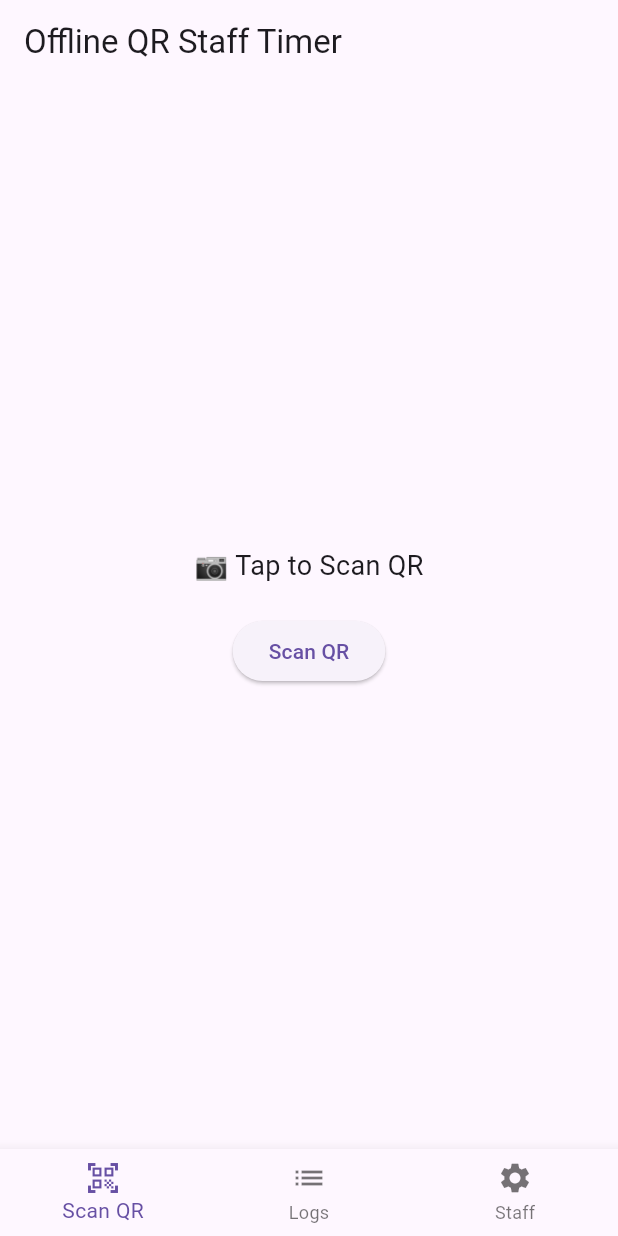
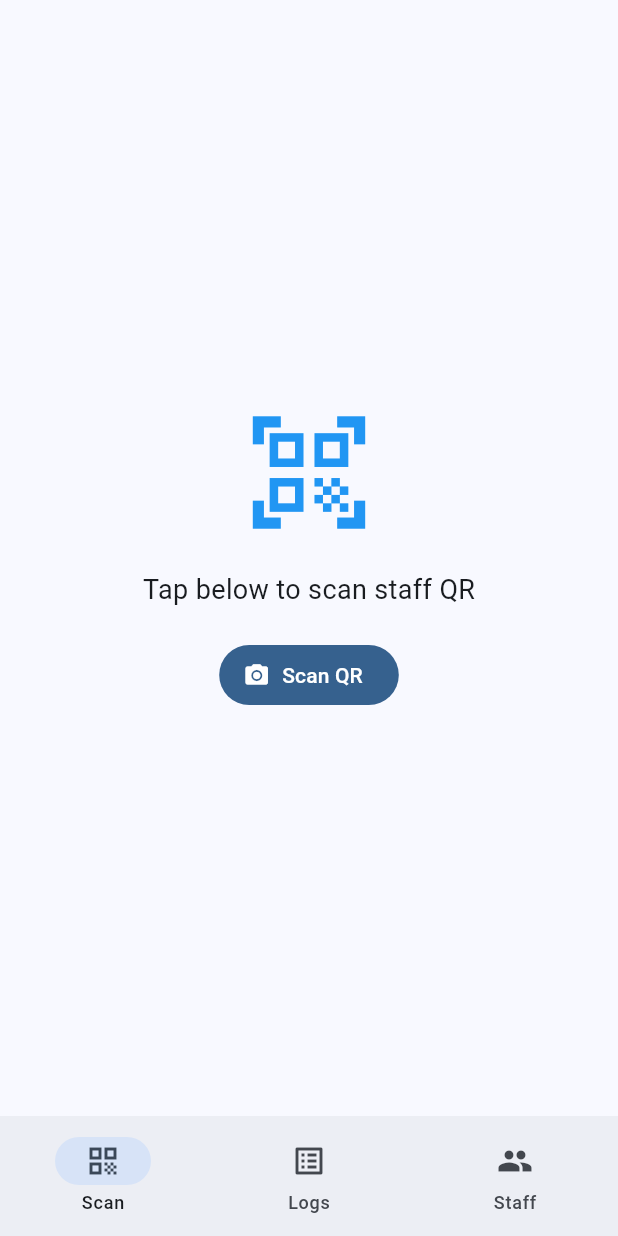
Before and after one commit to ChornChhery/QR-Staff, a Flutter app: the screen it shows after launch, on a phone screen of 412 x 824 dp. Run offline on Flutter 3.47's test engine with Material 3 defaults, Android fonts, the phone set to English and light mode, and no system bars; our stand-ins replace qr_flutter; missing offline and left inert: mobile_scanner.

Commit message:
Improve feature

```diff
--- a/lib/main.dart
+++ b/lib/main.dart
@@ -1,6 +1,6 @@
 import 'package:flutter/material.dart';
+import 'pages/logs_page.dart';
 import 'pages/scanner_page.dart';
-import 'pages/logs_page.dart';
 import 'pages/staff_page.dart';
 
 void main() {
@@ -13,16 +13,21 @@ class StaffTimerApp extends StatelessWidget {
   @override
   Widget build(BuildContext context) {
     return MaterialApp(
-      title: 'Offline QR Staff Timer',
-      theme: ThemeData(primarySwatch: Colors.indigo),
+      title: 'QR Staff Timer',
+      theme: ThemeData(
+        useMaterial3: true,
+        colorSchemeSeed: Colors.blue,
+        brightness: Brightness.light,
+      ),
+      debugShowCheckedModeBanner: false,
       home: const HomePage(),
-      debugShowCheckedModeBanner: false,
     );
   }
 }
 
 class HomePage extends StatefulWidget {
   const HomePage({super.key});
+
   @override
   State<HomePage> createState() => _HomePageState();
 }
@@ -30,24 +35,23 @@ class HomePage extends StatefulWidget {
 class _HomePageState extends State<HomePage> {
   int _index = 0;
 
-  final pages = const [
+  final _pages = const [
     QRScannerPage(),
     LogsPage(),
-    ManageStaffPage(),
+    StaffPage(),
   ];
 
   @override
   Widget build(BuildContext context) {
     return Scaffold(
-      appBar: AppBar(title: const Text('Offline QR Staff Timer')),
-      body: pages[_index],
-      bottomNavigationBar: BottomNavigationBar(
-        currentIndex: _index,
-        onTap: (value) => setState(() => _index = value),
-        items: const [
-          BottomNavigationBarItem(icon: Icon(Icons.qr_code_scanner), label: 'Scan QR'),
-          BottomNavigationBarItem(icon: Icon(Icons.list), label: 'Logs'),
-          BottomNavigationBarItem(icon: Icon(Icons.settings), label: 'Staff'),
+      body: _pages[_index],
+      bottomNavigationBar: NavigationBar(
+        selectedIndex: _index,
+        onDestinationSelected: (int i) => setState(() => _index = i),
+        destinations: const [
+          NavigationDestination(icon: Icon(Icons.qr_code), label: 'Scan'),
+          NavigationDestination(icon: Icon(Icons.list_alt), label: 'Logs'),
+          NavigationDestination(icon: Icon(Icons.group), label: 'Staff'),
         ],
       ),
     );
--- a/lib/pages/scanner_page.dart
+++ b/lib/pages/scanner_page.dart
@@ -1,10 +1,17 @@
 import 'package:flutter/material.dart';
 import 'package:mobile_scanner/mobile_scanner.dart';
+import 'package:intl/intl.dart';
 import '../utils/file_helper.dart';
-import 'package:intl/intl.dart';
 
-class QRScannerPage extends StatelessWidget {
+class QRScannerPage extends StatefulWidget {
   const QRScannerPage({super.key});
+
+  @override
+  State<QRScannerPage> createState() => _QRScannerPageState();
+}
+
+class _QRScannerPageState extends State<QRScannerPage> {
+  String? _lastLog;
 
   Future<void> logAction(String staffId, BuildContext context) async {
     final now = DateTime.now();
@@ -16,36 +23,31 @@ class QRScannerPage extends StatelessWidget {
 
     final lastAction = dayLogs.lastWhere(
       (log) => log['name'] == staffId,
-      orElse: () => null,
+      orElse: () => {},
     );
+
     final action = (lastAction == null || lastAction['action'] == 'Check-out')
         ? 'Check-in'
         : 'Check-out';
 
     dayLogs.add({'name': staffId, 'action': action, 'time': time});
     logs[date] = dayLogs;
+    await FileHelper.saveLogs(logs);
 
-    await FileHelper.saveLogs(logs);
-    ScaffoldMessenger.of(context)
-        .showSnackBar(SnackBar(content: Text('$staffId $action at $time')));
+    setState(() {
+      _lastLog = '$staffId $action at $time';
+    });
+
+    ScaffoldMessenger.of(context).showSnackBar(SnackBar(content: Text(_lastLog!)));
   }
 
-  @override
-  Widget build(BuildContext context) {
-    return Center(
-      child: Column(mainAxisAlignment: MainAxisAlignment.center, children: [
-        const Text('📷 Tap to Scan QR', style: TextStyle(fontSize: 18)),
-        const SizedBox(height: 20),
-        ElevatedButton(
-          onPressed: () {
+  void _startScan() {
     Navigator.push(context, MaterialPageRoute(
       builder: (_) => Scaffold(
         appBar: AppBar(title: const Text('Scan QR')),
         body: MobileScanner(
           onDetect: (BarcodeCapture capture) {
-                    final Barcode? barcode = capture.barcodes.firstOrNull;
-                    final String? code = barcode?.rawValue;
-
+            final code = capture.barcodes.firstOrNull?.rawValue;
             if (code != null) {
               Navigator.pop(context);
               logAction(code, context);
@@ -54,10 +56,33 @@ class QRScannerPage extends StatelessWidget {
         ),
       ),
     ));
-          },
-          child: const Text('Scan QR'),
+  }
+
+  @override
+  Widget build(BuildContext context) {
+    return Center(
+      child: Padding(
+        padding: const EdgeInsets.all(24),
+        child: Column(
+          mainAxisAlignment: MainAxisAlignment.center,
+          children: [
+            const Icon(Icons.qr_code_scanner, size: 90, color: Colors.blue),
+            const SizedBox(height: 20),
+            const Text('Tap below to scan staff QR', style: TextStyle(fontSize: 18)),
+            const SizedBox(height: 20),
+            FilledButton.icon(
+              onPressed: _startScan,
+              icon: const Icon(Icons.camera_alt),
+              label: const Text('Scan QR'),
             ),
-      ]),
+            if (_lastLog != null)
+              Padding(
+                padding: const EdgeInsets.only(top: 20),
+                child: Text('✅ $_lastLog', style: const TextStyle(color: Colors.green)),
+              ),
+          ],
+        ),
+      ),
     );
   }
 }
```
Also changed, not shown: lib/pages/logs_page.dart (+60 -15 lines), lib/pages/staff_page.dart (+85 -55 lines), lib/utils/file_helper.dart (+22 -14 lines). Lines whose indentation alone changed are shown as unchanged.
